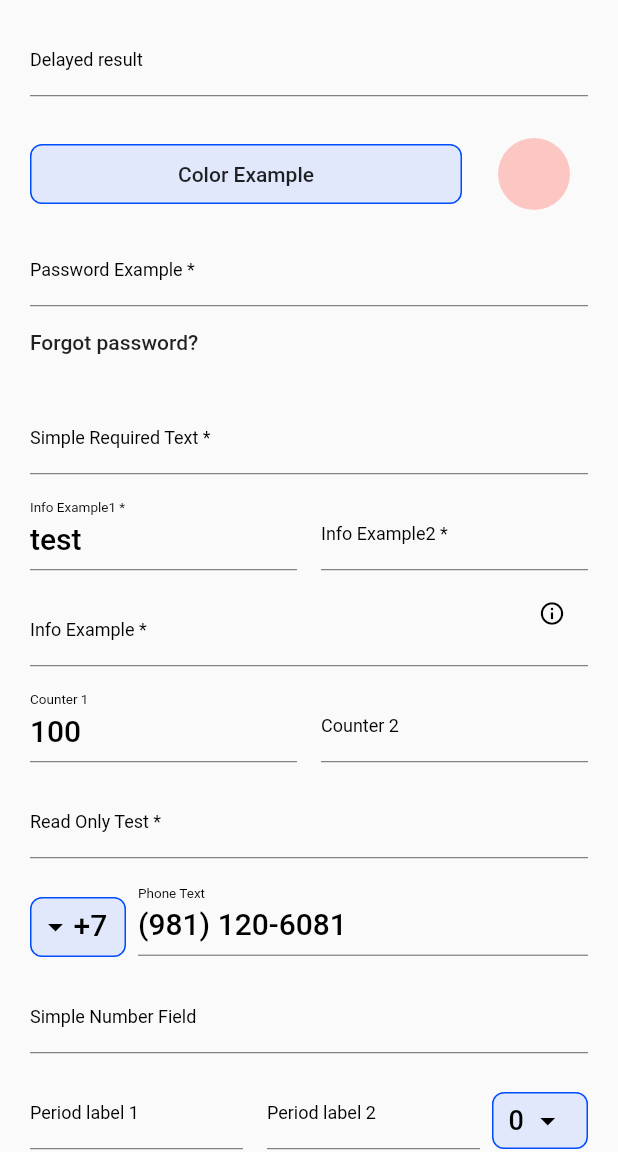
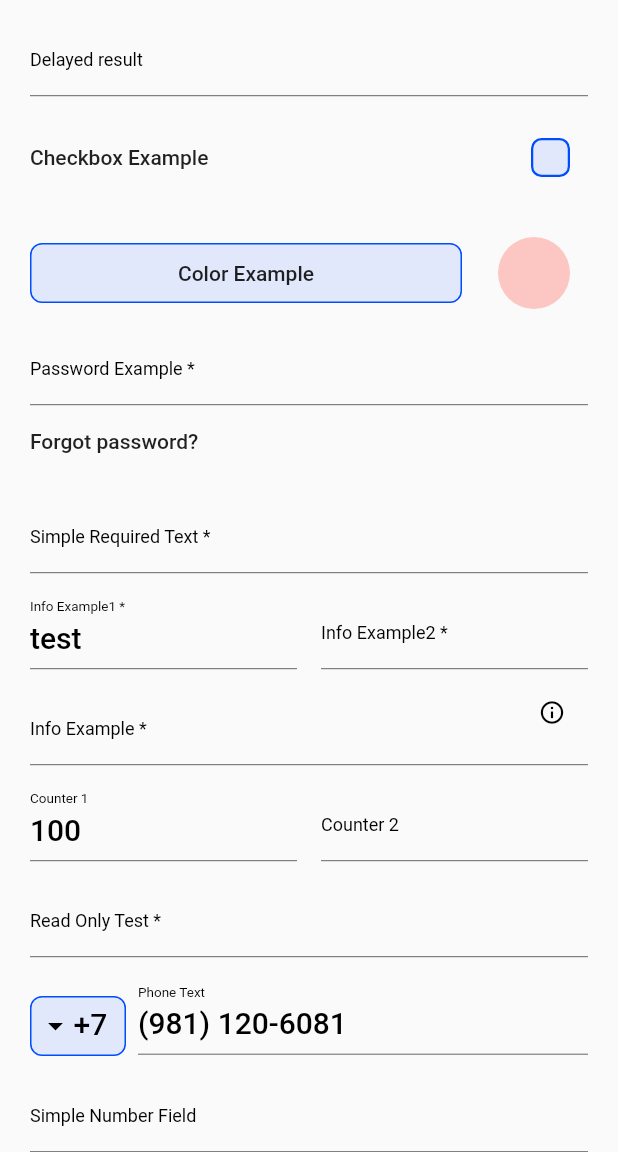
Before and after one commit to Diaglyonok/flutter-dynamic-form, a Flutter app: the screen it shows after launch, on a phone screen of 412 x 824 dp, the part 84-1236 px from its top. Run offline on Flutter 3.47's test engine with Material 2 defaults, Android fonts, the phone set to English and light mode, and no system bars; our stand-ins replace auto_size_text, flutter_colorpicker, jiffy; missing offline and left inert: dglk_flutter_dev_kit.

Commit message:
updated checkbox fiedl

```diff
--- a/example/lib/main.dart
+++ b/example/lib/main.dart
@@ -44,6 +44,11 @@ class _MyAppState extends State<MyApp> {
             return ScreenResultCompositeValue('result', jsonData: {'result': 'result'});
           },
         ),
+      ),
+      Field(
+        fieldType: FieldTypes.CheckBox,
+        fieldId: 'checkbox_example',
+        label: 'Checkbox Example',
       ),
       ColorField(
         fieldId: 'color_example',
--- a/lib/widget/field_widgets/checkbox_field.dart
+++ b/lib/widget/field_widgets/checkbox_field.dart
@@ -2,46 +2,73 @@ import 'package:flutter/material.dart';
 
 import '../../model/dynamic_form_models.dart';
 
-class CheckboxField extends FormField<bool> {
-  CheckboxField({
+class CheckboxField extends StatefulWidget {
+  final Field field;
+  final TextStyle? style;
+  final Function(bool) onChanged;
+
+  const CheckboxField({
+    required this.field,
+    required this.onChanged,
     Key? key,
-    required Field field,
-    FormFieldValidator<bool>? validator,
-    FormFieldSetter<bool>? onSaved,
-  }) : super(
-          key: key,
-          initialValue: field.value?.value.toBool(),
-          builder: (FormFieldState<bool> state) => _CheckboxWidget(field, state),
-          validator: validator,
-          onSaved: onSaved,
-        );
+    this.style,
+  }) : super(key: key);
+
+  @override
+  State<CheckboxField> createState() => _CheckboxFieldState();
 }
 
-class _CheckboxWidget extends StatelessWidget {
-  final Field field;
-  final FormFieldState<bool> state;
+class _CheckboxFieldState extends State<CheckboxField> {
+  bool value = false;
 
-  const _CheckboxWidget(this.field, this.state);
+  @override
+  void initState() {
+    value = widget.field.value?.value.toBool() ?? false;
+    super.initState();
+  }
 
   @override
   Widget build(BuildContext context) {
-    final theme = Theme.of(context);
-    final tile = CheckboxListTile(
-      value: state.value ?? false,
-      dense: true,
-      title: Text(
-        field.label,
-        style: theme.textTheme.subtitle1!.copyWith(fontSize: 14),
+    return InkWell(
+      onTap: () {
+        setState(() {
+          value = !value;
+        });
+        widget.onChanged(value);
+      },
+      child: Row(
+        children: [
+          Expanded(
+            child: Text(
+              widget.field.label,
+              style: (widget.style ?? Theme.of(context).textTheme.button)
+                  ?.copyWith(fontWeight: FontWeight.w500),
+            ),
+          ),
+          Padding(
+            padding: const EdgeInsets.all(12.0),
+            child: AnimatedContainer(
+              duration: const Duration(milliseconds: 200),
+              height: 26,
+              width: 26,
+              decoration: BoxDecoration(
+                borderRadius: BorderRadius.circular(7),
+                color: Theme.of(context).colorScheme.secondary.withOpacity(value ? 1.0 : 0.1),
+                border: Border.all(
+                  color: Theme.of(context).colorScheme.secondary,
+                  width: 1.5,
+                ),
+              ),
+              child: Icon(
+                Icons.check,
+                size: 19,
+                color: value ? Theme.of(context).colorScheme.onSecondary : Colors.transparent,
+              ),
+            ),
+          )
+        ],
       ),
-      onChanged: state.didChange,
     );
-    if (state.hasError) {
-      return Theme(
-        data: ThemeData(unselectedWidgetColor: theme.errorColor),
-        child: tile,
-      );
-    }
-    return tile;
   }
 }
 
```
Also changed, not shown: lib/widget/dynamic_form.dart (+2 -10 lines).
